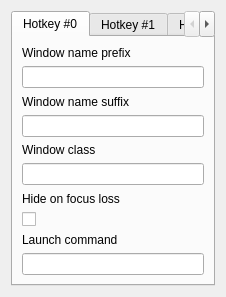
This is contents/ui/config.ui in DvdGiessen/kwin-toggleterminal as Qt 5 draws it before an edit. The edited form follows.
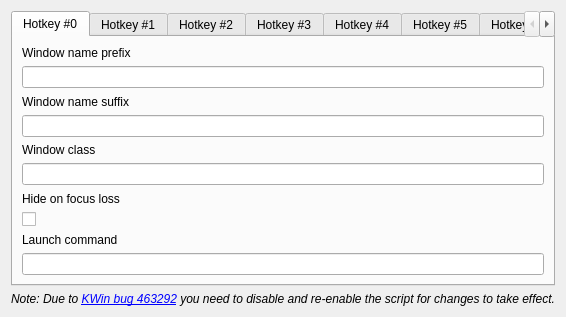
This is the edited form.

Commit message: Add warning about applying settings

The edit to the form file:
```diff
--- a/contents/ui/config.ui
+++ b/contents/ui/config.ui
@@ -1080,6 +1080,19 @@
                     </widget>
                 </widget>
             </item>
+            <item>
+                <widget class="QLabel">
+                    <property name="alignment">
+                        <enum>AlignCenter</enum>
+                    </property>
+                    <property name="openExternalLinks">
+                        <bool>true</bool>
+                    </property>
+                    <property name="text">
+                        <string>&lt;em&gt;Note: Due to &lt;a href&#x3D;&quot;https:&#x2F;&#x2F;bugs.kde.org&#x2F;show_bug.cgi?id&#x3D;463292&quot;&gt;KWin bug 463292&lt;&#x2F;a&gt; you need to disable and re-enable the script for changes to take effect.&lt;&#x2F;em&gt;</string>
+                    </property>
+                </widget>
+            </item>
         </layout>
     </widget>
 </ui>
```
